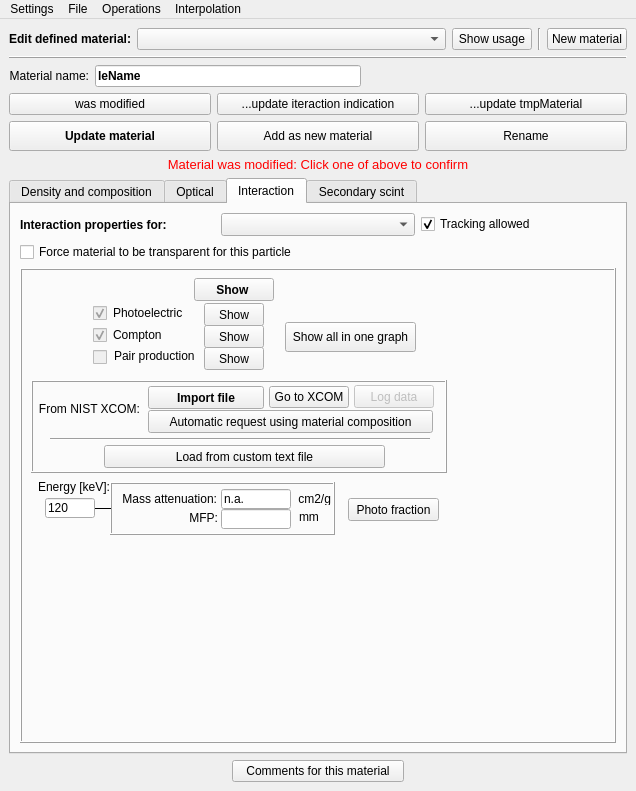
Above: src/gui/materialinspectorwindow.ui from andrmor/ANTS2 before the change. Below: the same form after it.
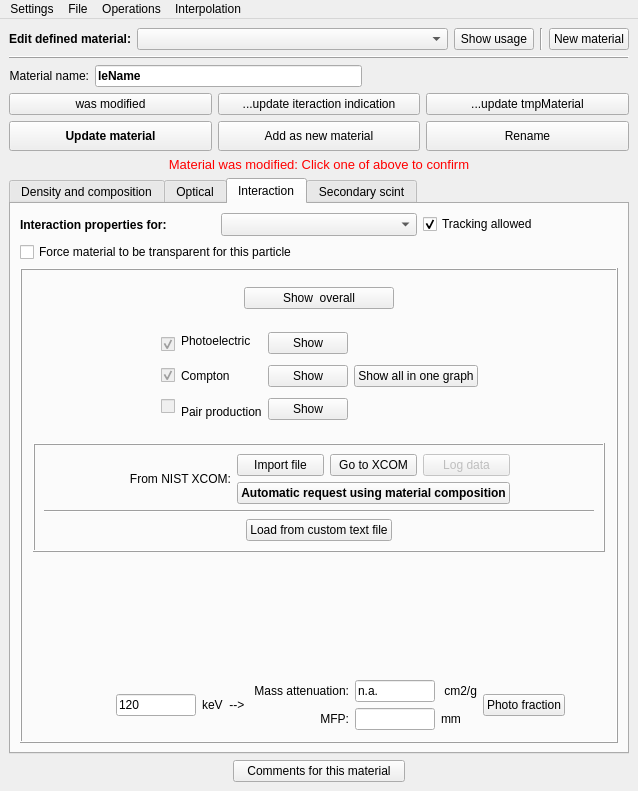
That is the form after the change. The open tabs and pages were chosen to show the change.

The edit to the form file:
```diff
--- a/src/gui/materialinspectorwindow.ui
+++ b/src/gui/materialinspectorwindow.ui
@@ -6,7 +6,7 @@
    <rect>
     <x>0</x>
     <y>0</y>
-    <width>636</width>
+    <width>638</width>
     <height>791</height>
    </rect>
   </property>
@@ -2357,230 +2357,274 @@
                   <number>1</number>
                  </property>
                  <widget class="QWidget" name="pageGamma">
+                  <layout class="QVBoxLayout" name="verticalLayout_30">
+                   <item>
+                    <layout class="QHBoxLayout" name="horizontalLayout_39">
+                     <item>
+                      <spacer name="horizontalSpacer_39">
+                       <property name="orientation">
+                        <enum>Qt::Horizontal</enum>
+                       </property>
+                       <property name="sizeHint" stdset="0">
+                        <size>
+                         <width>40</width>
+                         <height>20</height>
+                        </size>
+                       </property>
+                      </spacer>
+                     </item>
+                     <item>
+                      <widget class="QPushButton" name="pbShowTotalInteraction">
+                       <property name="minimumSize">
+                        <size>
+                         <width>150</width>
+                         <height>0</height>
+                        </size>
+                       </property>
+                       <property name="font">
+                        <font>
+                         <weight>50</weight>
+                         <bold>false</bold>
+                        </font>
+                       </property>
+                       <property name="text">
+                        <string>Show  overall</string>
+                       </property>
+                      </widget>
+                     </item>
+                     <item>
+                      <spacer name="horizontalSpacer_40">
+                       <property name="orientation">
+                        <enum>Qt::Horizontal</enum>
+                       </property>
+                       <property name="sizeHint" stdset="0">
+                        <size>
+                         <width>40</width>
+                         <height>20</height>
+                        </size>
+                       </property>
+                      </spacer>
+                     </item>
+                    </layout>
+                   </item>
+                   <item>
                   <widget class="QFrame" name="fGamma">
-                   <property name="geometry">
-                    <rect>
-                     <x>20</x>
-                     <y>19</y>
-                     <width>381</width>
-                     <height>78</height>
-                    </rect>
-                   </property>
                    <property name="frameShape">
                     <enum>QFrame::NoFrame</enum>
                    </property>
                    <property name="frameShadow">
                     <enum>QFrame::Raised</enum>
                    </property>
-                   <widget class="QPushButton" name="pbShowAllForGamma">
-                    <property name="geometry">
-                     <rect>
-                      <x>241</x>
-                      <y>25</y>
-                      <width>131</width>
-                      <height>30</height>
-                     </rect>
-                    </property>
+                     <layout class="QHBoxLayout" name="horizontalLayout_38">
+                      <item>
+                       <spacer name="horizontalSpacer_36">
+                        <property name="orientation">
+                         <enum>Qt::Horizontal</enum>
+                        </property>
+                        <property name="sizeHint" stdset="0">
+                         <size>
+                          <width>69</width>
+                          <height>20</height>
+                         </size>
+                        </property>
+                       </spacer>
+                      </item>
+                      <item>
+                       <layout class="QVBoxLayout" name="verticalLayout_21">
+                        <property name="spacing">
+                         <number>3</number>
+                        </property>
+                        <item>
+                         <widget class="QCheckBox" name="checkBox">
+                          <property name="enabled">
+                           <bool>false</bool>
+                          </property>
                     <property name="text">
-                     <string>Show all in one graph</string>
-                    </property>
-                   </widget>
+                           <string/>
+                          </property>
+                          <property name="checked">
+                           <bool>true</bool>
+                          </property>
+                         </widget>
+                        </item>
+                        <item>
+                         <widget class="QCheckBox" name="checkBox_2">
+                          <property name="enabled">
+                           <bool>false</bool>
+                          </property>
+                          <property name="text">
+                           <string/>
+                          </property>
+                          <property name="checked">
+                           <bool>true</bool>
+                          </property>
+                         </widget>
+                        </item>
+                        <item>
+                         <widget class="QCheckBox" name="cbPairProduction">
+                          <property name="enabled">
+                           <bool>false</bool>
+                          </property>
+                          <property name="text">
+                           <string/>
+                          </property>
+                         </widget>
+                        </item>
+                       </layout>
+                      </item>
+                      <item>
+                       <layout class="QVBoxLayout" name="verticalLayout_16">
+                        <property name="spacing">
+                         <number>3</number>
+                        </property>
+                        <item>
                    <widget class="QLabel" name="label_60">
-                    <property name="geometry">
-                     <rect>
-                      <x>69</x>
-                      <y>8</y>
-                      <width>81</width>
-                      <height>16</height>
-                     </rect>
-                    </property>
                     <property name="text">
                      <string>Photoelectric</string>
                     </property>
                    </widget>
-                   <widget class="QCheckBox" name="checkBox_2">
-                    <property name="enabled">
-                     <bool>false</bool>
-                    </property>
-                    <property name="geometry">
-                     <rect>
-                      <x>49</x>
-                      <y>30</y>
-                      <width>16</width>
-                      <height>17</height>
-                     </rect>
-                    </property>
-                    <property name="text">
-                     <string/>
-                    </property>
-                    <property name="checked">
-                     <bool>true</bool>
-                    </property>
-                   </widget>
+                        </item>
+                        <item>
                    <widget class="QLabel" name="label_61">
-                    <property name="geometry">
-                     <rect>
-                      <x>69</x>
-                      <y>30</y>
-                      <width>81</width>
-                      <height>16</height>
-                     </rect>
-                    </property>
                     <property name="text">
                      <string>Compton</string>
                     </property>
                    </widget>
-                   <widget class="QCheckBox" name="checkBox">
-                    <property name="enabled">
-                     <bool>false</bool>
-                    </property>
-                    <property name="geometry">
-                     <rect>
-                      <x>49</x>
-                      <y>8</y>
-                      <width>16</width>
-                      <height>17</height>
-                     </rect>
-                    </property>
+                        </item>
+                        <item>
+                         <widget class="QLabel" name="label_62">
                     <property name="text">
-                     <string/>
-                    </property>
-                    <property name="checked">
-                     <bool>true</bool>
-                    </property>
-                   </widget>
+                           <string>Pair production</string>
+                          </property>
+                         </widget>
+                        </item>
+                       </layout>
+                      </item>
+                      <item>
+                       <layout class="QVBoxLayout" name="verticalLayout_22">
+                        <property name="spacing">
+                         <number>3</number>
+                        </property>
+                        <item>
                    <widget class="QPushButton" name="pbShowPhotoelectric">
-                    <property name="geometry">
-                     <rect>
-                      <x>160</x>
-                      <y>6</y>
-                      <width>60</width>
-                      <height>23</height>
-                     </rect>
-                    </property>
                     <property name="text">
                      <string>Show</string>
                     </property>
                    </widget>
+                        </item>
+                        <item>
                    <widget class="QPushButton" name="pbShowCompton">
-                    <property name="geometry">
-                     <rect>
-                      <x>160</x>
-                      <y>28</y>
-                      <width>60</width>
-                      <height>23</height>
-                     </rect>
-                    </property>
                     <property name="text">
                      <string>Show</string>
                     </property>
                    </widget>
-                   <widget class="QCheckBox" name="cbPairProduction">
-                    <property name="enabled">
-                     <bool>false</bool>
-                    </property>
-                    <property name="geometry">
-                     <rect>
-                      <x>49</x>
-                      <y>52</y>
-                      <width>18</width>
-                      <height>17</height>
-                     </rect>
-                    </property>
-                    <property name="text">
-                     <string/>
-                    </property>
-                   </widget>
+                        </item>
+                        <item>
                    <widget class="QPushButton" name="pbShowPairProduction">
-                    <property name="geometry">
-                     <rect>
-                      <x>160</x>
-                      <y>50</y>
-                      <width>60</width>
-                      <height>23</height>
-                     </rect>
-                    </property>
                     <property name="text">
                      <string>Show</string>
                     </property>
                    </widget>
-                   <widget class="QLabel" name="label_62">
-                    <property name="geometry">
-                     <rect>
-                      <x>70</x>
-                      <y>51</y>
-                      <width>81</width>
-                      <height>16</height>
-                     </rect>
-                    </property>
+                        </item>
+                       </layout>
+                      </item>
+                      <item>
+                       <layout class="QVBoxLayout" name="verticalLayout_23">
+                        <item>
+                         <spacer name="verticalSpacer_8">
+                          <property name="orientation">
+                           <enum>Qt::Vertical</enum>
+                          </property>
+                          <property name="sizeHint" stdset="0">
+                           <size>
+                            <width>20</width>
+                            <height>13</height>
+                           </size>
+                          </property>
+                         </spacer>
+                        </item>
+                        <item>
+                         <widget class="QPushButton" name="pbShowAllForGamma">
                     <property name="text">
-                     <string>Pair production</string>
-                    </property>
-                   </widget>
-                  </widget>
+                           <string>Show all in one graph</string>
+                          </property>
+                         </widget>
+                        </item>
+                        <item>
+                         <spacer name="verticalSpacer_9">
+                          <property name="orientation">
+                           <enum>Qt::Vertical</enum>
+                          </property>
+                          <property name="sizeHint" stdset="0">
+                           <size>
+                            <width>20</width>
+                            <height>18</height>
+                           </size>
+                          </property>
+                         </spacer>
+                        </item>
+                       </layout>
+                      </item>
+                      <item>
+                       <spacer name="horizontalSpacer_38">
+                        <property name="orientation">
+                         <enum>Qt::Horizontal</enum>
+                        </property>
+                        <property name="sizeHint" stdset="0">
+                         <size>
+                          <width>68</width>
+                          <height>20</height>
+                         </size>
+                        </property>
+                       </spacer>
+                      </item>
+                     </layout>
+                    </widget>
+                   </item>
+                   <item>
                   <widget class="QFrame" name="frame">
-                   <property name="geometry">
-                    <rect>
-                     <x>7</x>
-                     <y>102</y>
-                     <width>416</width>
-                     <height>93</height>
-                    </rect>
-                   </property>
                    <property name="frameShape">
                     <enum>QFrame::Box</enum>
                    </property>
                    <property name="frameShadow">
                     <enum>QFrame::Raised</enum>
                    </property>
-                   <widget class="QPushButton" name="pbXCOMauto">
-                    <property name="geometry">
-                     <rect>
-                      <x>117</x>
-                      <y>30</y>
-                      <width>285</width>
-                      <height>23</height>
-                     </rect>
-                    </property>
-                    <property name="toolTip">
-                     <string>Automatic extraction from the XCOM database using the material composition in the text field to the left.</string>
-                    </property>
+                     <layout class="QVBoxLayout" name="verticalLayout_25">
+                      <item>
+                       <layout class="QHBoxLayout" name="horizontalLayout_42">
+                        <item>
+                         <spacer name="horizontalSpacer_46">
+                          <property name="orientation">
+                           <enum>Qt::Horizontal</enum>
+                          </property>
+                          <property name="sizeHint" stdset="0">
+                           <size>
+                            <width>40</width>
+                            <height>20</height>
+                           </size>
+                          </property>
+                         </spacer>
+                        </item>
+                        <item>
+                         <widget class="QLabel" name="label_59">
                     <property name="text">
-                     <string>Automatic request using material composition</string>
-                    </property>
-                   </widget>
-                   <widget class="QPushButton" name="pbNistPage">
-                    <property name="geometry">
-                     <rect>
-                      <x>238</x>
-                      <y>6</y>
-                      <width>80</width>
-                      <height>22</height>
-                     </rect>
-                    </property>
-                    <property name="toolTip">
-                     <string>http://physics.nist.gov/PhysRefData/Xcom/html/xcom1-t.html    Use default cm2/g units!</string>
-                    </property>
-                    <property name="text">
-                     <string>Go to XCOM</string>
-                    </property>
-                    <property name="flat">
-                     <bool>false</bool>
-                    </property>
-                   </widget>
+                           <string>From NIST XCOM:</string>
+                          </property>
+                          <property name="alignment">
+                           <set>Qt::AlignRight|Qt::AlignTrailing|Qt::AlignVCenter</set>
+                          </property>
+                         </widget>
+                        </item>
+                        <item>
+                         <layout class="QVBoxLayout" name="verticalLayout_24">
+                          <item>
+                           <layout class="QHBoxLayout" name="horizontalLayout_40">
+                            <item>
                    <widget class="QPushButton" name="pbImportXCOM">
-                    <property name="geometry">
-                     <rect>
-                      <x>117</x>
-                      <y>6</y>
-                      <width>116</width>
-                      <height>23</height>
-                     </rect>
-                    </property>
                     <property name="font">
                      <font>
-                      <weight>75</weight>
-                      <bold>true</bold>
+                                <weight>50</weight>
+                                <bold>false</bold>
                      </font>
                     </property>
                     <property name="toolTip">
@@ -2590,18 +2634,25 @@
                      <string>Import file</string>
                     </property>
                    </widget>
+                            </item>
+                            <item>
+                             <widget class="QPushButton" name="pbNistPage">
+                              <property name="toolTip">
+                               <string>http://physics.nist.gov/PhysRefData/Xcom/html/xcom1-t.html    Use default cm2/g units!</string>
+                              </property>
+                              <property name="text">
+                               <string>Go to XCOM</string>
+                              </property>
+                              <property name="flat">
+                               <bool>false</bool>
+                              </property>
+                             </widget>
+                            </item>
+                            <item>
                    <widget class="QPushButton" name="pbShowXCOMdata">
                     <property name="enabled">
                      <bool>false</bool>
                     </property>
-                    <property name="geometry">
-                     <rect>
-                      <x>323</x>
-                      <y>5</y>
-                      <width>80</width>
-                      <height>23</height>
-                     </rect>
-                    </property>
                     <property name="toolTip">
                      <string>Show loaded XCOM data</string>
                     </property>
@@ -2609,44 +2660,66 @@
                      <string>Log data</string>
                     </property>
                    </widget>
-                   <widget class="QLabel" name="label_59">
-                    <property name="geometry">
-                     <rect>
-                      <x>-2</x>
-                      <y>19</y>
-                      <width>111</width>
-                      <height>20</height>
-                     </rect>
+                            </item>
+                           </layout>
+                          </item>
+                          <item>
+                           <widget class="QPushButton" name="pbXCOMauto">
+                            <property name="font">
+                             <font>
+                              <weight>75</weight>
+                              <bold>true</bold>
+                             </font>
+                            </property>
+                            <property name="toolTip">
+                             <string>Automatic extraction from the XCOM database using the material composition in the text field to the left.</string>
                     </property>
                     <property name="text">
-                     <string>From NIST XCOM:</string>
-                    </property>
-                    <property name="alignment">
-                     <set>Qt::AlignRight|Qt::AlignTrailing|Qt::AlignVCenter</set>
-                    </property>
-                   </widget>
+                             <string>Automatic request using material composition</string>
+                            </property>
+                           </widget>
+                          </item>
+                         </layout>
+                        </item>
+                        <item>
+                         <spacer name="horizontalSpacer_41">
+                          <property name="orientation">
+                           <enum>Qt::Horizontal</enum>
+                          </property>
+                          <property name="sizeHint" stdset="0">
+                           <size>
+                            <width>40</width>
+                            <height>20</height>
+                           </size>
+                          </property>
+                         </spacer>
+                        </item>
+                       </layout>
+                      </item>
+                      <item>
                    <widget class="Line" name="line_2">
-                    <property name="geometry">
-                     <rect>
-                      <x>19</x>
-                      <y>58</y>
-                      <width>380</width>
-                      <height>3</height>
-                     </rect>
-                    </property>
                     <property name="orientation">
                      <enum>Qt::Horizontal</enum>
                     </property>
                    </widget>
+                      </item>
+                      <item>
+                       <layout class="QHBoxLayout" name="horizontalLayout_41">
+                        <item>
+                         <spacer name="horizontalSpacer_42">
+                          <property name="orientation">
+                           <enum>Qt::Horizontal</enum>
+                          </property>
+                          <property name="sizeHint" stdset="0">
+                           <size>
+                            <width>40</width>
+                            <height>20</height>
+                           </size>
+                          </property>
+                         </spacer>
+                        </item>
+                        <item>
                    <widget class="QPushButton" name="pbLoadThisScenarioCrossSection">
-                    <property name="geometry">
-                     <rect>
-                      <x>73</x>
-                      <y>65</y>
-                      <width>281</width>
-                      <height>23</height>
-                     </rect>
-                    </property>
                     <property name="toolTip">
                      <string>Text file with three columns: Energy[keV] Photoelectric[cm2/g] Compton[cm2/g]</string>
                     </property>
@@ -2654,59 +2727,125 @@
                      <string>Load from custom text file</string>
                     </property>
                    </widget>
-                  </widget>
+                        </item>
+                        <item>
+                         <spacer name="horizontalSpacer_43">
+                          <property name="orientation">
+                           <enum>Qt::Horizontal</enum>
+                          </property>
+                          <property name="sizeHint" stdset="0">
+                           <size>
+                            <width>40</width>
+                            <height>20</height>
+                           </size>
+                          </property>
+                         </spacer>
+                        </item>
+                       </layout>
+                      </item>
+                     </layout>
+                    </widget>
+                   </item>
+                   <item>
+                    <spacer name="verticalSpacer_10">
+                     <property name="orientation">
+                      <enum>Qt::Vertical</enum>
+                     </property>
+                     <property name="sizeHint" stdset="0">
+                      <size>
+                       <width>20</width>
+                       <height>40</height>
+                      </size>
+                     </property>
+                    </spacer>
+                   </item>
+                   <item>
                   <widget class="QFrame" name="frGamma1">
-                   <property name="geometry">
-                    <rect>
-                     <x>5</x>
-                     <y>200</y>
-                     <width>416</width>
-                     <height>63</height>
-                    </rect>
-                   </property>
                    <property name="frameShape">
                     <enum>QFrame::NoFrame</enum>
                    </property>
                    <property name="frameShadow">
                     <enum>QFrame::Raised</enum>
                    </property>
+                     <layout class="QHBoxLayout" name="horizontalLayout_44">
+                      <property name="leftMargin">
+                       <number>0</number>
+                      </property>
+                      <property name="topMargin">
+                       <number>0</number>
+                      </property>
+                      <property name="rightMargin">
+                       <number>0</number>
+                      </property>
+                      <property name="bottomMargin">
+                       <number>0</number>
+                      </property>
+                      <item>
+                       <layout class="QVBoxLayout" name="verticalLayout_26">
+                        <item>
+                         <layout class="QHBoxLayout" name="horizontalLayout_45">
+                          <item>
+                           <spacer name="horizontalSpacer_45">
+                            <property name="orientation">
+                             <enum>Qt::Horizontal</enum>
+                            </property>
+                            <property name="sizeHint" stdset="0">
+                             <size>
+                              <width>40</width>
+                              <height>20</height>
+                             </size>
+                            </property>
+                           </spacer>
+                          </item>
+                          <item>
+                           <widget class="QLineEdit" name="ledGammaDiagnosticsEnergy">
+                            <property name="maximumSize">
+                             <size>
+                              <width>80</width>
+                              <height>16777215</height>
+                             </size>
+                            </property>
+                            <property name="text">
+                             <string>120</string>
+                            </property>
+                           </widget>
+                          </item>
+                          <item>
                    <widget class="QLabel" name="label_35">
-                    <property name="geometry">
-                     <rect>
-                      <x>9</x>
-                      <y>1</y>
-                      <width>71</width>
-                      <height>16</height>
-                     </rect>
-                    </property>
                     <property name="text">
-                     <string>Energy [keV]:</string>
-                    </property>
-                   </widget>
+                             <string>keV  --&gt; </string>
+                            </property>
+                           </widget>
+                          </item>
+                         </layout>
+                        </item>
+                       </layout>
+                      </item>
+                      <item>
                    <widget class="QFrame" name="fGammaDiagnostics">
-                    <property name="geometry">
-                     <rect>
-                      <x>81</x>
-                      <y>4</y>
-                      <width>225</width>
-                      <height>53</height>
-                     </rect>
-                    </property>
                     <property name="frameShape">
-                     <enum>QFrame::Box</enum>
+                         <enum>QFrame::NoFrame</enum>
                     </property>
                     <property name="frameShadow">
                      <enum>QFrame::Raised</enum>
                     </property>
+                        <layout class="QHBoxLayout" name="horizontalLayout_43">
+                         <property name="leftMargin">
+                          <number>0</number>
+                         </property>
+                         <property name="topMargin">
+                          <number>0</number>
+                         </property>
+                         <property name="rightMargin">
+                          <number>0</number>
+                         </property>
+                         <property name="bottomMargin">
+                          <number>0</number>
+                         </property>
+                         <item>
+                          <layout class="QVBoxLayout" name="verticalLayout_27">
+                           <item>
                     <widget class="QLabel" name="label_42">
-                     <property name="geometry">
-                      <rect>
-                       <x>-14</x>
-                       <y>9</y>
-                       <width>121</width>
-                       <height>16</height>
-                      </rect>
-                     </property>
                      <property name="text">
                       <string>Mass attenuation:</string>
                      </property>
@@ -2714,70 +2853,9 @@
                       <set>Qt::AlignRight|Qt::AlignTrailing|Qt::AlignVCenter</set>
                      </property>
                     </widget>
-                    <widget class="QLabel" name="label_43">
-                     <property name="geometry">
-                      <rect>
-                       <x>185</x>
-                       <y>10</y>
-                       <width>46</width>
-                       <height>13</height>
-                      </rect>
-                     </property>
-                     <property name="text">
-                      <string> cm2/g</string>
-                     </property>
-                    </widget>
-                    <widget class="QLineEdit" name="leoGammaDiagnosticsCoefficient">
-                     <property name="geometry">
-                      <rect>
-                       <x>111</x>
-                       <y>7</y>
-                       <width>70</width>
-                       <height>20</height>
-                      </rect>
-                     </property>
-                     <property name="text">
-                      <string>n.a.</string>
-                     </property>
-                     <property name="readOnly">
-                      <bool>true</bool>
-                     </property>
-                    </widget>
-                    <widget class="QLabel" name="label_7">
-                     <property name="geometry">
-                      <rect>
-                       <x>189</x>
-                       <y>27</y>
-                       <width>21</width>
-                       <height>16</height>
-                      </rect>
-                     </property>
-                     <property name="text">
-                      <string>mm</string>
-                     </property>
-                    </widget>
-                    <widget class="QLineEdit" name="leoMFPgamma">
-                     <property name="geometry">
-                      <rect>
-                       <x>111</x>
-                       <y>27</y>
-                       <width>70</width>
-                       <height>20</height>
-                      </rect>
-                     </property>
-                     <property name="readOnly">
-                      <bool>true</bool>
-                     </property>
-                    </widget>
+                           </item>
+                           <item>
                     <widget class="QLabel" name="label_4">
-                     <property name="geometry">
-                      <rect>
-                       <x>58</x>
-                       <y>28</y>
-                       <width>50</width>
-                       <height>16</height>
-                      </rect>
-                     </property>
                      <property name="toolTip">
                       <string>Mean Free Path</string>
                      </property>
@@ -2788,69 +2866,87 @@
                       <set>Qt::AlignRight|Qt::AlignTrailing|Qt::AlignVCenter</set>
                      </property>
                     </widget>
-                   </widget>
-                   <widget class="Line" name="line_11">
-                    <property name="geometry">
-                     <rect>
-                      <x>20</x>
-                      <y>22</y>
-                      <width>62</width>
-                      <height>16</height>
-                     </rect>
-                    </property>
-                    <property name="frameShadow">
-                     <enum>QFrame::Plain</enum>
-                    </property>
-                    <property name="orientation">
-                     <enum>Qt::Horizontal</enum>
-                    </property>
-                   </widget>
-                   <widget class="QLineEdit" name="ledGammaDiagnosticsEnergy">
-                    <property name="geometry">
-                     <rect>
-                      <x>16</x>
-                      <y>20</y>
-                      <width>50</width>
-                      <height>20</height>
-                     </rect>
-                    </property>
+                           </item>
+                          </layout>
+                         </item>
+                         <item>
+                          <layout class="QVBoxLayout" name="verticalLayout_28">
+                           <item>
+                            <widget class="QLineEdit" name="leoGammaDiagnosticsCoefficient">
+                             <property name="maximumSize">
+                              <size>
+                               <width>80</width>
+                               <height>16777215</height>
+                              </size>
+                             </property>
+                             <property name="text">
+                              <string>n.a.</string>
+                             </property>
+                             <property name="readOnly">
+                              <bool>true</bool>
+                             </property>
+                            </widget>
+                           </item>
+                           <item>
+                            <widget class="QLineEdit" name="leoMFPgamma">
+                             <property name="maximumSize">
+                              <size>
+                               <width>80</width>
+                               <height>16777215</height>
+                              </size>
+                             </property>
+                             <property name="readOnly">
+                              <bool>true</bool>
+                             </property>
+                            </widget>
+                           </item>
+                          </layout>
+                         </item>
+                         <item>
+                          <layout class="QVBoxLayout" name="verticalLayout_29">
+                           <item>
+                            <widget class="QLabel" name="label_43">
                     <property name="text">
-                     <string>120</string>
-                    </property>
-                   </widget>
+                              <string> cm2/g</string>
+                             </property>
+                            </widget>
+                           </item>
+                           <item>
+                            <widget class="QLabel" name="label_7">
+                             <property name="text">
+                              <string>mm</string>
+                             </property>
+                            </widget>
+                           </item>
+                          </layout>
+                         </item>
+                         <item>
                    <widget class="QPushButton" name="pbGammaDiagnosticsPhComptRation">
-                    <property name="geometry">
-                     <rect>
-                      <x>319</x>
-                      <y>20</y>
-                      <width>91</width>
-                      <height>23</height>
-                     </rect>
-                    </property>
                     <property name="text">
                      <string>Photo fraction</string>
                     </property>
                    </widget>
-                  </widget>
-                  <widget class="QPushButton" name="pbShowTotalInteraction">
-                   <property name="geometry">
-                    <rect>
-                     <x>170</x>
-                     <y>0</y>
-                     <width>80</width>
-                     <height>23</height>
-                    </rect>
-                   </property>
-                   <property name="font">
-                    <font>
-                     <weight>75</weight>
-                     <bold>true</bold>
-                    </font>
-                   </property>
-                   <property name="text">
-                    <string>Show </string>
-                   </property>
-                  </widget>
+                         </item>
+                         <item>
+                          <spacer name="horizontalSpacer_44">
+                           <property name="orientation">
+                            <enum>Qt::Horizontal</enum>
+                           </property>
+                           <property name="sizeHint" stdset="0">
+                            <size>
+                             <width>40</width>
+                             <height>20</height>
+                            </size>
+                           </property>
+                          </spacer>
+                         </item>
+                        </layout>
+                       </widget>
+                      </item>
+                     </layout>
+                    </widget>
+                   </item>
+                  </layout>
                  </widget>
                  <widget class="QWidget" name="pageNeutron">
                   <layout class="QVBoxLayout" name="verticalLayout_6">
@@ -3455,7 +3551,7 @@
     <rect>
      <x>0</x>
      <y>0</y>
-     <width>636</width>
+     <width>638</width>
      <height>25</height>
     </rect>
    </property>
```
Left out of the diff: 430 changed lines with no effect on the pictures. Lines whose indentation alone changed are shown as unchanged.
